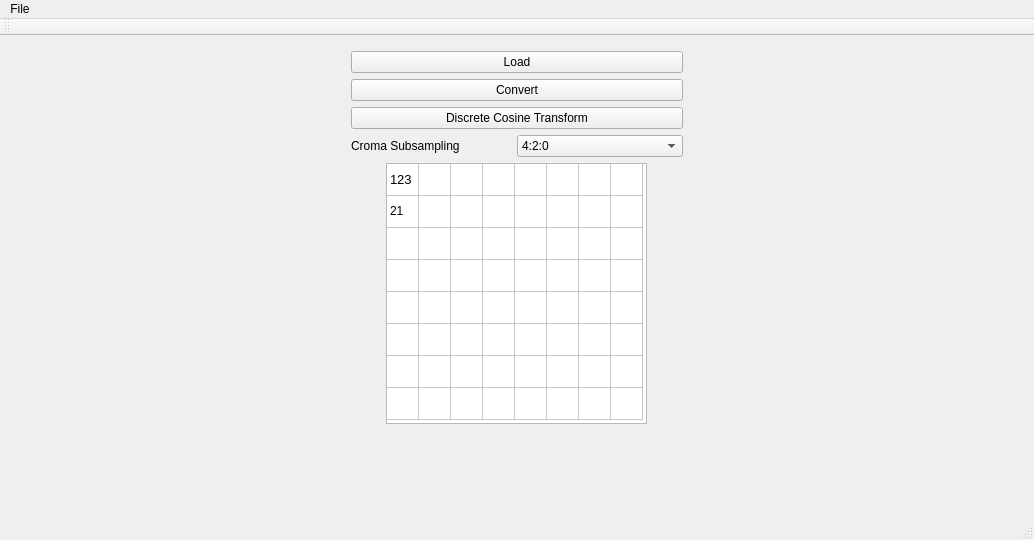
Qt form assignment_2/CMPT365A2/mainwindow.ui (rafidashab/cmpt-365) before a commit.
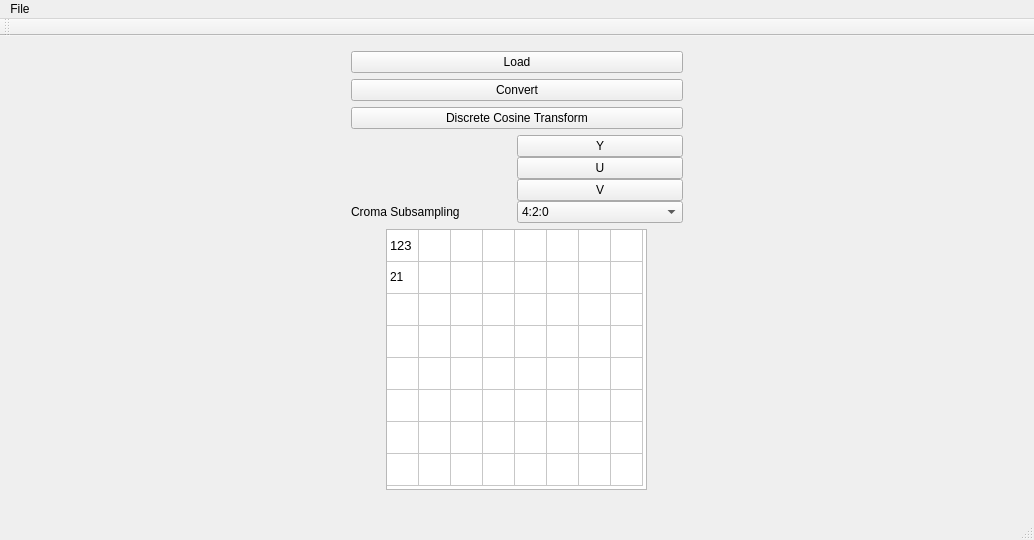
The same form after that commit.

Commit message: Add YUV Button

The edit to the form file:
```diff
--- a/assignment_2/CMPT365A2/mainwindow.ui
+++ b/assignment_2/CMPT365A2/mainwindow.ui
@@ -112,14 +112,7 @@
           <property name="spacing">
            <number>0</number>
           </property>
-          <item row="1" column="4">
-           <widget class="QLabel" name="subsampling_label">
-            <property name="text">
-             <string>Croma Subsampling</string>
-            </property>
-           </widget>
-          </item>
-          <item row="1" column="5">
+          <item row="5" column="5">
            <widget class="QComboBox" name="comboBox">
             <property name="sizePolicy">
              <sizepolicy hsizetype="Minimum" vsizetype="Fixed">
@@ -144,6 +137,34 @@
             </item>
            </widget>
           </item>
+          <item row="2" column="5">
+           <widget class="QPushButton" name="ybutton">
+            <property name="text">
+             <string>Y</string>
+            </property>
+           </widget>
+          </item>
+          <item row="5" column="4">
+           <widget class="QLabel" name="subsampling_label">
+            <property name="text">
+             <string>Croma Subsampling</string>
+            </property>
+           </widget>
+          </item>
+          <item row="3" column="5">
+           <widget class="QPushButton" name="ubutton">
+            <property name="text">
+             <string>U</string>
+            </property>
+           </widget>
+          </item>
+          <item row="4" column="5">
+           <widget class="QPushButton" name="vbutton">
+            <property name="text">
+             <string>V</string>
+            </property>
+           </widget>
+          </item>
          </layout>
         </item>
         <item>
```
The commit also changes 7 other files.
